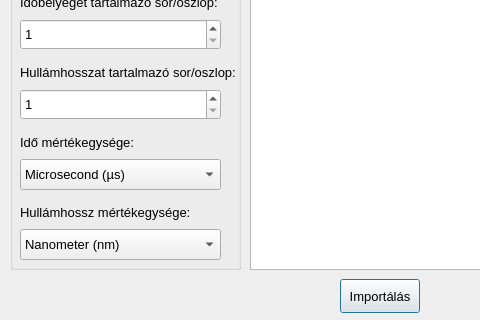
Above: ultrapyfit/gui/ui/import_dialog.ui from Minex1989/ultrapyfit before the change; both pictures show x 0 to 480 and y 331 to 651 of the 761 by 651 pixel window. Below: the same form after it.
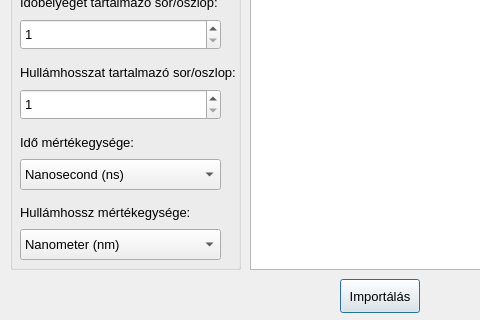
That is the form after the change.

Commit message: Completed import window, it has been refactored and now completely OOP and logically reorganized.

What changed in the file:
```diff
--- a/ultrapyfit/gui/ui/import_dialog.ui
+++ b/ultrapyfit/gui/ui/import_dialog.ui
@@ -419,7 +419,7 @@
     </property>
     <item>
      <property name="text">
-      <string>Microsecond (µs)</string>
+      <string>Nanosecond (ns)</string>
      </property>
     </item>
     <item>
```
Left out of the diff: 2 changed lines with no effect on the pictures. The commit also changes 5 other files.
